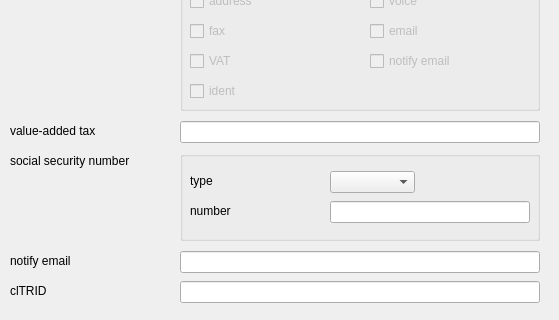
Before: the Qt Designer form guiqt4/update_contact.ui in CZ-NIC/fred-client, drawn with Qt 5; both pictures show x 0 to 559 and y 669 to 989 of the 559 by 989 pixel window.
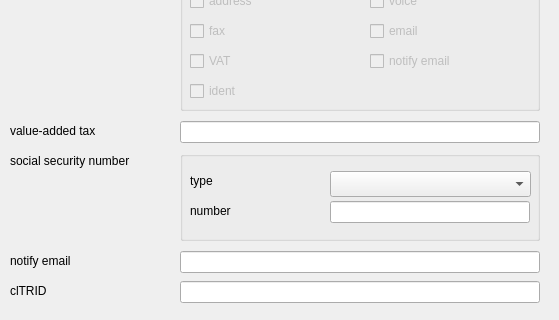
After: the same form once the commit is applied.

What changed in the file:
```diff
--- a/guiqt4/update_contact.ui
+++ b/guiqt4/update_contact.ui
@@ -738,8 +738,8 @@
      <rect>
       <x>150</x>
       <y>20</y>
-      <width>85</width>
-      <height>22</height>
+      <width>201</width>
+      <height>26</height>
      </rect>
     </property>
    </widget>
```
